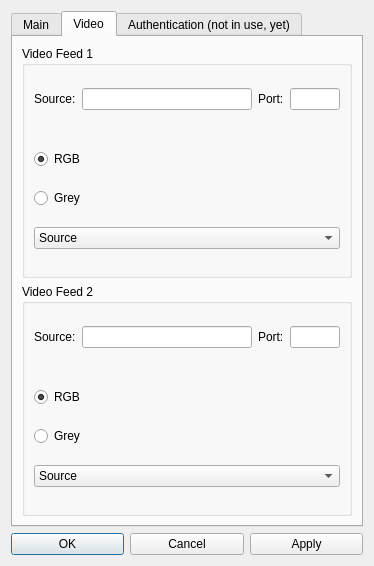
The window that src/designer/settings.ui (marsinstituteSC/MissionControl) describes before a commit, drawn with Qt 5.
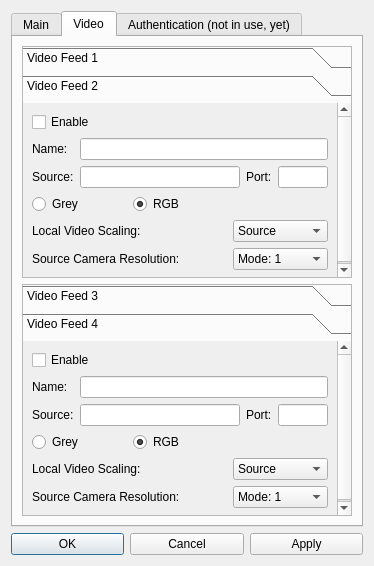
The same window after the commit. The open tabs and pages were chosen to show the change.

Commit message:
- Camera resolution settings
- Added choice of resolution for cameras, in modes which the rover needs to figure out itself.
- Changed settings menu to allow 4 cameras.
- Changed video window to allow for 4 cameras.

What changed in the file:
```diff
--- a/src/designer/settings.ui
+++ b/src/designer/settings.ui
@@ -233,38 +233,61 @@
       </attribute>
       <layout class="QGridLayout" name="gridLayout_2">
        <item row="1" column="0">
-        <widget class="QGroupBox" name="groupBox_2">
-         <property name="title">
-          <string>Video Feed 2</string>
+        <widget class="QToolBox" name="toolBox_2">
+         <property name="frameShape">
+          <enum>QFrame::StyledPanel</enum>
          </property>
-         <layout class="QGridLayout" name="gridLayout_4">
+         <property name="currentIndex">
+          <number>0</number>
+         </property>
+         <widget class="QWidget" name="page_3">
+          <property name="geometry">
+           <rect>
+            <x>0</x>
+            <y>0</y>
+            <width>330</width>
+            <height>177</height>
+           </rect>
+          </property>
+          <attribute name="label">
+           <string>Video Feed 3</string>
+          </attribute>
+          <layout class="QGridLayout" name="gridLayout_17">
+           <item row="1" column="0" colspan="3">
+            <layout class="QGridLayout" name="gridLayout_14">
           <item row="0" column="0">
-           <layout class="QVBoxLayout" name="verticalLayout_2">
-            <item>
-             <layout class="QHBoxLayout" name="horizontalLayout_2">
-              <item>
-               <widget class="QLabel" name="label_3">
+              <widget class="QLabel" name="label_23">
                 <property name="text">
+                <string>Name:</string>
+               </property>
+              </widget>
+             </item>
+             <item row="0" column="1" colspan="3">
+              <widget class="QLineEdit" name="video3_name"/>
+             </item>
+             <item row="1" column="0">
+              <widget class="QLabel" name="label_24">
+               <property name="text">
                  <string>Source:</string>
                 </property>
                </widget>
               </item>
-              <item>
-               <widget class="QLineEdit" name="video2_ip">
+             <item row="1" column="1">
+              <widget class="QLineEdit" name="video3_ip">
                 <property name="toolTip">
                  <string>&lt;html&gt;&lt;head/&gt;&lt;body&gt;&lt;p&gt;For a local video, write the location of the file and leave the port blank.&lt;/p&gt;&lt;/body&gt;&lt;/html&gt;</string>
                 </property>
                </widget>
               </item>
-              <item>
-               <widget class="QLabel" name="label_4">
+             <item row="1" column="2">
+              <widget class="QLabel" name="label_25">
                 <property name="text">
                  <string>Port:</string>
                 </property>
                </widget>
               </item>
-              <item>
-               <widget class="QLineEdit" name="video2_port">
+             <item row="1" column="3">
+              <widget class="QLineEdit" name="video3_port">
                 <property name="maximumSize">
                  <size>
                   <width>50</width>
@@ -275,21 +298,15 @@
               </item>
              </layout>
             </item>
-            <item>
-             <spacer name="horizontalSpacer_2">
-              <property name="orientation">
-               <enum>Qt::Horizontal</enum>
-              </property>
-              <property name="sizeHint" stdset="0">
-               <size>
-                <width>40</width>
-                <height>20</height>
-               </size>
-              </property>
-             </spacer>
-            </item>
-            <item>
-             <widget class="QRadioButton" name="video2_color_on">
+           <item row="4" column="0" colspan="2">
+            <widget class="QLabel" name="label_22">
+             <property name="text">
+              <string>Source Camera Resolution:</string>
+             </property>
+            </widget>
+           </item>
+           <item row="2" column="1">
+            <widget class="QRadioButton" name="video3_color_on">
               <property name="text">
                <string>RGB</string>
               </property>
@@ -298,20 +315,183 @@
               </property>
              </widget>
             </item>
+           <item row="3" column="2">
+            <widget class="QComboBox" name="video3_scaling">
             <item>
-             <widget class="QRadioButton" name="video2_color_off">
+              <property name="text">
+               <string>Source</string>
+              </property>
+             </item>
+             <item>
+              <property name="text">
+               <string>1920x1080</string>
+              </property>
+             </item>
+             <item>
+              <property name="text">
+               <string>1280x720</string>
+              </property>
+             </item>
+             <item>
+              <property name="text">
+               <string>640x360</string>
+              </property>
+             </item>
+            </widget>
+           </item>
+           <item row="4" column="2">
+            <widget class="QComboBox" name="video3_resolution">
+             <item>
+              <property name="text">
+               <string>Mode: 1</string>
+              </property>
+             </item>
+             <item>
+              <property name="text">
+               <string>Mode: 2</string>
+              </property>
+             </item>
+             <item>
+              <property name="text">
+               <string>Mode: 3</string>
+              </property>
+             </item>
+             <item>
+              <property name="text">
+               <string>Mode: 4</string>
+              </property>
+             </item>
+            </widget>
+           </item>
+           <item row="2" column="0">
+            <widget class="QRadioButton" name="video3_color_off">
               <property name="toolTip">
-               <string>&lt;html&gt;&lt;head/&gt;&lt;body&gt;&lt;p align=&quot;justify&quot;&gt;This will only affect the video, not the stream from the rover.&lt;/p&gt;&lt;/body&gt;&lt;/html&gt;</string>
+              <string>&lt;html&gt;&lt;head/&gt;&lt;body&gt;&lt;p&gt;This will only affect the video, not the stream from the rover.&lt;/p&gt;&lt;/body&gt;&lt;/html&gt;</string>
               </property>
               <property name="text">
                <string>Grey</string>
               </property>
              </widget>
             </item>
+           <item row="3" column="0" colspan="2">
+            <widget class="QLabel" name="label_26">
+             <property name="text">
+              <string>Local Video Scaling:</string>
+             </property>
+            </widget>
+           </item>
+           <item row="0" column="0">
+            <widget class="QCheckBox" name="video3_enable">
+             <property name="text">
+              <string>Enable</string>
+             </property>
+            </widget>
+           </item>
+          </layout>
+         </widget>
+         <widget class="QWidget" name="page_4">
+          <property name="geometry">
+           <rect>
+            <x>0</x>
+            <y>0</y>
+            <width>330</width>
+            <height>177</height>
+           </rect>
+          </property>
+          <attribute name="label">
+           <string>Video Feed 4</string>
+          </attribute>
+          <layout class="QGridLayout" name="gridLayout_19">
+           <item row="1" column="0" colspan="3">
+            <layout class="QGridLayout" name="gridLayout_15">
+             <item row="0" column="0">
+              <widget class="QLabel" name="label_28">
+               <property name="text">
+                <string>Name:</string>
+               </property>
+              </widget>
+             </item>
+             <item row="0" column="1" colspan="3">
+              <widget class="QLineEdit" name="video4_name"/>
+             </item>
+             <item row="1" column="0">
+              <widget class="QLabel" name="label_29">
+               <property name="text">
+                <string>Source:</string>
+               </property>
+              </widget>
+             </item>
+             <item row="1" column="1">
+              <widget class="QLineEdit" name="video4_ip">
+               <property name="toolTip">
+                <string>&lt;html&gt;&lt;head/&gt;&lt;body&gt;&lt;p&gt;For a local video, write the location of the file and leave the port blank.&lt;/p&gt;&lt;/body&gt;&lt;/html&gt;</string>
+               </property>
+              </widget>
+             </item>
+             <item row="1" column="2">
+              <widget class="QLabel" name="label_30">
+               <property name="text">
+                <string>Port:</string>
+               </property>
+              </widget>
+             </item>
+             <item row="1" column="3">
+              <widget class="QLineEdit" name="video4_port">
+               <property name="maximumSize">
+                <size>
+                 <width>50</width>
+                 <height>16777215</height>
+                </size>
+               </property>
+              </widget>
+             </item>
+            </layout>
+           </item>
+           <item row="2" column="0">
+            <widget class="QRadioButton" name="video4_color_off">
+             <property name="toolTip">
+              <string>&lt;html&gt;&lt;head/&gt;&lt;body&gt;&lt;p&gt;This will only affect the video, not the stream from the rover.&lt;/p&gt;&lt;/body&gt;&lt;/html&gt;</string>
+             </property>
+             <property name="text">
+              <string>Grey</string>
+             </property>
+            </widget>
+           </item>
+           <item row="4" column="2">
+            <widget class="QComboBox" name="video4_resolution">
             <item>
-             <widget class="QComboBox" name="video2_resolution">
+              <property name="text">
+               <string>Mode: 1</string>
+              </property>
+             </item>
               <item>
                <property name="text">
+               <string>Mode: 2</string>
+              </property>
+             </item>
+             <item>
+              <property name="text">
+               <string>Mode: 3</string>
+              </property>
+             </item>
+             <item>
+              <property name="text">
+               <string>Mode: 4</string>
+              </property>
+             </item>
+            </widget>
+           </item>
+           <item row="3" column="0" colspan="2">
+            <widget class="QLabel" name="label_31">
+             <property name="text">
+              <string>Local Video Scaling:</string>
+             </property>
+            </widget>
+           </item>
+           <item row="3" column="2">
+            <widget class="QComboBox" name="video4_scaling">
+             <item>
+              <property name="text">
                 <string>Source</string>
                </property>
               </item>
@@ -332,43 +512,89 @@
               </item>
              </widget>
             </item>
-           </layout>
-          </item>
-         </layout>
-        </widget>
+           <item row="2" column="1">
+            <widget class="QRadioButton" name="video4_color_on">
+             <property name="text">
+              <string>RGB</string>
+             </property>
+             <property name="checked">
+              <bool>true</bool>
+             </property>
+            </widget>
+           </item>
+           <item row="4" column="0" colspan="2">
+            <widget class="QLabel" name="label_27">
+             <property name="text">
+              <string>Source Camera Resolution:</string>
+             </property>
+            </widget>
+           </item>
+           <item row="0" column="0">
+            <widget class="QCheckBox" name="video4_enable">
+             <property name="text">
+              <string>Enable</string>
+             </property>
+            </widget>
+           </item>
+          </layout>
+         </widget>
+        </widget>
        </item>
        <item row="0" column="0">
-        <widget class="QGroupBox" name="groupBox">
-         <property name="title">
+        <widget class="QToolBox" name="toolBox">
+         <property name="frameShape">
+          <enum>QFrame::StyledPanel</enum>
+         </property>
+         <property name="currentIndex">
+          <number>0</number>
+         </property>
+         <widget class="QWidget" name="page">
+          <property name="geometry">
+           <rect>
+            <x>0</x>
+            <y>0</y>
+            <width>330</width>
+            <height>178</height>
+           </rect>
+          </property>
+          <attribute name="label">
           <string>Video Feed 1</string>
-         </property>
+          </attribute>
+          <layout class="QGridLayout" name="gridLayout_16">
+           <item row="1" column="0" colspan="2">
          <layout class="QGridLayout" name="gridLayout_3">
           <item row="0" column="0">
-           <layout class="QVBoxLayout" name="verticalLayout">
-            <item>
-             <layout class="QHBoxLayout" name="horizontalLayout">
-              <item>
+              <widget class="QLabel" name="label_13">
+               <property name="text">
+                <string>Name:</string>
+               </property>
+              </widget>
+             </item>
+             <item row="0" column="1" colspan="3">
+              <widget class="QLineEdit" name="video1_name"/>
+             </item>
+             <item row="1" column="0">
                <widget class="QLabel" name="label">
                 <property name="text">
                  <string>Source:</string>
                 </property>
                </widget>
               </item>
-              <item>
+             <item row="1" column="1">
                <widget class="QLineEdit" name="video1_ip">
                 <property name="toolTip">
                  <string>&lt;html&gt;&lt;head/&gt;&lt;body&gt;&lt;p&gt;For a local video, write the location of the file and leave the port blank.&lt;/p&gt;&lt;/body&gt;&lt;/html&gt;</string>
                 </property>
                </widget>
               </item>
-              <item>
+             <item row="1" column="2">
                <widget class="QLabel" name="label_2">
                 <property name="text">
                  <string>Port:</string>
                 </property>
                </widget>
               </item>
-              <item>
+             <item row="1" column="3">
                <widget class="QLineEdit" name="video1_port">
                 <property name="maximumSize">
                  <size>
@@ -380,30 +606,11 @@
               </item>
              </layout>
             </item>
-            <item>
-             <spacer name="horizontalSpacer">
+           <item row="2" column="0">
+            <widget class="QSplitter" name="splitter">
               <property name="orientation">
                <enum>Qt::Horizontal</enum>
               </property>
-              <property name="sizeHint" stdset="0">
-               <size>
-                <width>40</width>
-                <height>20</height>
-               </size>
-              </property>
-             </spacer>
-            </item>
-            <item>
-             <widget class="QRadioButton" name="video1_color_on">
-              <property name="text">
-               <string>RGB</string>
-              </property>
-              <property name="checked">
-               <bool>true</bool>
-              </property>
-             </widget>
-            </item>
-            <item>
              <widget class="QRadioButton" name="video1_color_off">
               <property name="toolTip">
                <string>&lt;html&gt;&lt;head/&gt;&lt;body&gt;&lt;p&gt;This will only affect the video, not the stream from the rover.&lt;/p&gt;&lt;/body&gt;&lt;/html&gt;</string>
@@ -412,11 +619,176 @@
                <string>Grey</string>
               </property>
              </widget>
-            </item>
+             <widget class="QRadioButton" name="video1_color_on">
+              <property name="text">
+               <string>RGB</string>
+              </property>
+              <property name="checked">
+               <bool>true</bool>
+              </property>
+             </widget>
+            </widget>
+           </item>
+           <item row="3" column="0">
+            <widget class="QLabel" name="label_14">
+             <property name="text">
+              <string>Local Video Scaling:</string>
+             </property>
+            </widget>
+           </item>
+           <item row="3" column="1">
+            <widget class="QComboBox" name="video1_scaling">
             <item>
+              <property name="text">
+               <string>Source</string>
+              </property>
+             </item>
+             <item>
+              <property name="text">
+               <string>1920x1080</string>
+              </property>
+             </item>
+             <item>
+              <property name="text">
+               <string>1280x720</string>
+              </property>
+             </item>
+             <item>
+              <property name="text">
+               <string>640x360</string>
+              </property>
+             </item>
+            </widget>
+           </item>
+           <item row="4" column="1">
              <widget class="QComboBox" name="video1_resolution">
               <item>
                <property name="text">
+               <string>Mode: 1</string>
+              </property>
+             </item>
+             <item>
+              <property name="text">
+               <string>Mode: 2</string>
+              </property>
+             </item>
+             <item>
+              <property name="text">
+               <string>Mode: 3</string>
+              </property>
+             </item>
+             <item>
+              <property name="text">
+               <string>Mode: 4</string>
+              </property>
+             </item>
+            </widget>
+           </item>
+           <item row="4" column="0">
+            <widget class="QLabel" name="label_15">
+             <property name="text">
+              <string>Source Camera Resolution:</string>
+             </property>
+            </widget>
+           </item>
+           <item row="0" column="0">
+            <widget class="QCheckBox" name="video1_enable">
+             <property name="text">
+              <string>Enable</string>
+             </property>
+            </widget>
+           </item>
+          </layout>
+         </widget>
+         <widget class="QWidget" name="page_2">
+          <property name="geometry">
+           <rect>
+            <x>0</x>
+            <y>0</y>
+            <width>330</width>
+            <height>178</height>
+           </rect>
+          </property>
+          <attribute name="label">
+           <string>Video Feed 2</string>
+          </attribute>
+          <layout class="QGridLayout" name="gridLayout_18">
+           <item row="1" column="0" colspan="3">
+            <layout class="QGridLayout" name="gridLayout_13">
+             <item row="0" column="0">
+              <widget class="QLabel" name="label_20">
+               <property name="text">
+                <string>Name:</string>
+               </property>
+              </widget>
+             </item>
+             <item row="1" column="0">
+              <widget class="QLabel" name="label_3">
+               <property name="text">
+                <string>Source:</string>
+               </property>
+              </widget>
+             </item>
+             <item row="1" column="1">
+              <widget class="QLineEdit" name="video2_ip">
+               <property name="toolTip">
+                <string>&lt;html&gt;&lt;head/&gt;&lt;body&gt;&lt;p&gt;For a local video, write the location of the file and leave the port blank.&lt;/p&gt;&lt;/body&gt;&lt;/html&gt;</string>
+               </property>
+              </widget>
+             </item>
+             <item row="1" column="3">
+              <widget class="QLineEdit" name="video2_port">
+               <property name="maximumSize">
+                <size>
+                 <width>50</width>
+                 <height>16777215</height>
+                </size>
+               </property>
+              </widget>
+             </item>
+             <item row="1" column="2">
+              <widget class="QLabel" name="label_4">
+               <property name="text">
+                <string>Port:</string>
+               </property>
+              </widget>
+             </item>
+             <item row="0" column="1" colspan="3">
+              <widget class="QLineEdit" name="video2_name"/>
+             </item>
+            </layout>
+           </item>
+           <item row="4" column="0">
+            <widget class="QRadioButton" name="video2_color_off">
+             <property name="toolTip">
+              <string>&lt;html&gt;&lt;head/&gt;&lt;body&gt;&lt;p&gt;This will only affect the video, not the stream from the rover.&lt;/p&gt;&lt;/body&gt;&lt;/html&gt;</string>
+             </property>
+             <property name="text">
+              <string>Grey</string>
+             </property>
+            </widget>
+           </item>
+           <item row="4" column="1">
+            <widget class="QRadioButton" name="video2_color_on">
+             <property name="text">
+              <string>RGB</string>
+             </property>
+             <property name="checked">
+              <bool>true</bool>
+             </property>
+            </widget>
+           </item>
+           <item row="5" column="0" colspan="2">
+            <widget class="QLabel" name="label_21">
+             <property name="text">
+              <string>Local Video Scaling:</string>
+             </property>
+            </widget>
+           </item>
+           <item row="5" column="2">
+            <widget class="QComboBox" name="video2_scaling">
+             <item>
+              <property name="text">
                 <string>Source</string>
                </property>
               </item>
@@ -437,9 +809,46 @@
               </item>
              </widget>
             </item>
-           </layout>
-          </item>
-         </layout>
+           <item row="6" column="2">
+            <widget class="QComboBox" name="video2_resolution">
+             <item>
+              <property name="text">
+               <string>Mode: 1</string>
+              </property>
+             </item>
+             <item>
+              <property name="text">
+               <string>Mode: 2</string>
+              </property>
+             </item>
+             <item>
+              <property name="text">
+               <string>Mode: 3</string>
+              </property>
+             </item>
+             <item>
+              <property name="text">
+               <string>Mode: 4</string>
+              </property>
+             </item>
+            </widget>
+           </item>
+           <item row="6" column="0" colspan="2">
+            <widget class="QLabel" name="label_16">
+             <property name="text">
+              <string>Source Camera Resolution:</string>
+             </property>
+            </widget>
+           </item>
+           <item row="0" column="0">
+            <widget class="QCheckBox" name="video2_enable">
+             <property name="text">
+              <string>Enable</string>
+             </property>
+            </widget>
+           </item>
+          </layout>
+         </widget>
         </widget>
        </item>
       </layout>
```
Lines whose indentation alone changed are shown as unchanged. The commit also changes 4 other files.
